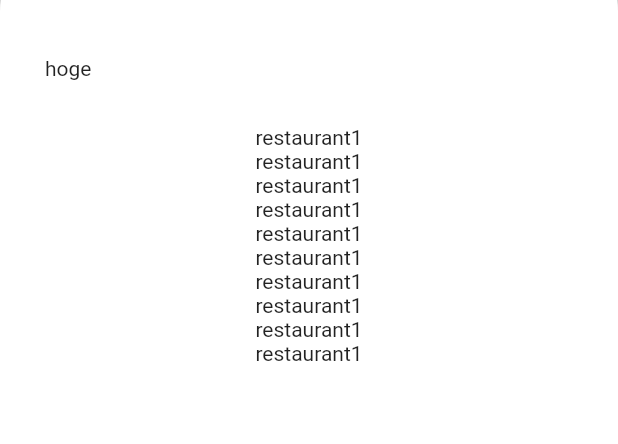
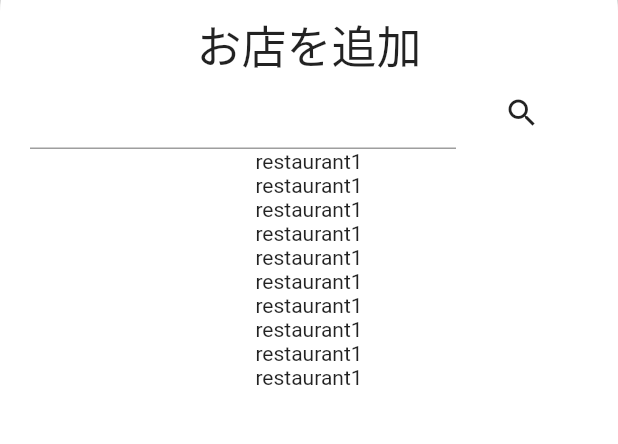
Before and after one commit to atrn0/goyotashi_client, a Flutter app: the screen it shows after launch, on a phone screen of 412 x 824 dp, the part 208-652 px from its top. Run offline on Flutter 3.47's test engine with Material 2 defaults, Android fonts, the phone set to English and light mode, and no system bars; drawn by our look-alikes of sticky_headers.

Commit message:
add textbox

```diff
--- a/lib/components/restaurants/search_restaurant_sheet.dart
+++ b/lib/components/restaurants/search_restaurant_sheet.dart
@@ -18,7 +18,7 @@ class SearchRestaurantSheet extends StatelessWidget {
               child: Container(height: 40, color: Colors.white),
             ),
             StickyHeader(
-              header: _header(),
+              header: _header(context),
               content: _content(context),
             ),
           ],
@@ -35,12 +35,27 @@ class SearchRestaurantSheet extends StatelessWidget {
     );
   }
 
-  _header() {
+  _header(context) {
     return Container(
-      padding: EdgeInsets.all(30),
       width: double.infinity,
       color: Colors.white,
-      child: Text('hoge'),
+      child: Column(
+        children: <Widget>[
+          Text('お店を追加', style: TextStyle(fontSize: 30)),
+          Container(
+            padding: EdgeInsets.symmetric(horizontal: 20),
+            child: Row(
+              children: <Widget>[
+                Expanded(child: TextField()),
+                FlatButton(
+                  onPressed: () {},
+                  child: Icon(Icons.search),
+                )
+              ],
+            ),
+          )
+        ],
+      ),
     );
   }
 
```
